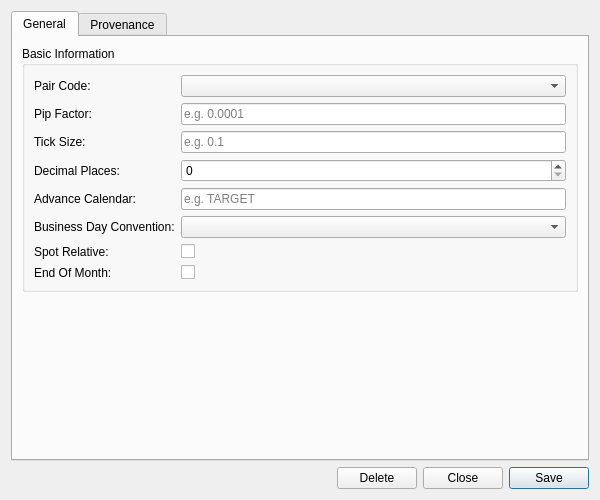
The window that projects/ores.qt/refdata/ui/CurrencyPairConventionDetailDialog.ui (OreStudio/OreStudio) describes before a commit, drawn with Qt 5.
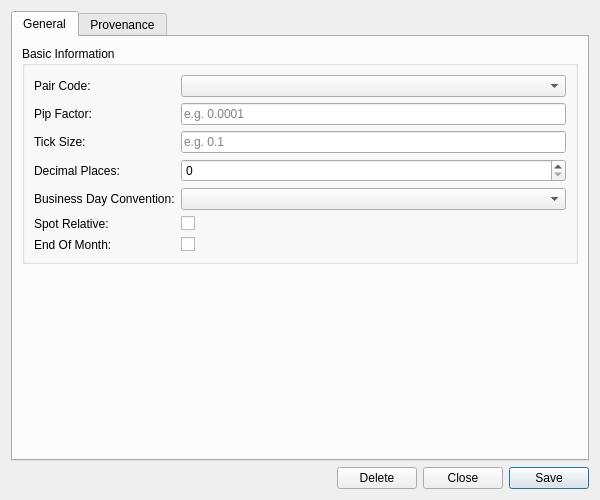
The same window after the commit. Custom widgets are drawn as their Qt base class.

Commit message: [refdata,ore,sql,agile] Migrate currency_pair_convention.advance_calendar onto the calendar model

What changed in the file:
```diff
--- a/projects/ores.qt/refdata/ui/CurrencyPairConventionDetailDialog.ui
+++ b/projects/ores.qt/refdata/ui/CurrencyPairConventionDetailDialog.ui
@@ -98,41 +98,27 @@
            </widget>
           </item>
           <item row="4" column="0">
-           <widget class="QLabel" name="labelAdvanceCalendar">
-            <property name="text">
-             <string>Advance Calendar:</string>
-            </property>
-           </widget>
-          </item>
-          <item row="4" column="1">
-           <widget class="QLineEdit" name="advanceCalendarEdit">
-            <property name="placeholderText">
-             <string>e.g. TARGET</string>
-            </property>
-           </widget>
-          </item>
-          <item row="5" column="0">
            <widget class="QLabel" name="labelBusinessDayConvention">
             <property name="text">
              <string>Business Day Convention:</string>
             </property>
            </widget>
           </item>
-          <item row="5" column="1">
+          <item row="4" column="1">
            <widget class="ores::qt::OreBadgeComboBox" name="businessDayConventionCombo">
             <property name="insertPolicy">
              <enum>QComboBox::NoInsert</enum>
             </property>
            </widget>
           </item>
-          <item row="6" column="0">
+          <item row="5" column="0">
            <widget class="QLabel" name="labelSpotRelative">
             <property name="text">
              <string>Spot Relative:</string>
             </property>
            </widget>
           </item>
-          <item row="6" column="1">
+          <item row="5" column="1">
            <widget class="QCheckBox" name="spotRelativeCheckBox">
             <property name="text">
              <string/>
@@ -142,14 +128,14 @@
             </property>
            </widget>
           </item>
-          <item row="7" column="0">
+          <item row="6" column="0">
            <widget class="QLabel" name="labelEndOfMonth">
             <property name="text">
              <string>End Of Month:</string>
             </property>
            </widget>
           </item>
-          <item row="7" column="1">
+          <item row="6" column="1">
            <widget class="QCheckBox" name="endOfMonthCheckBox">
             <property name="text">
              <string/>
```
The commit also changes 42 other files.
